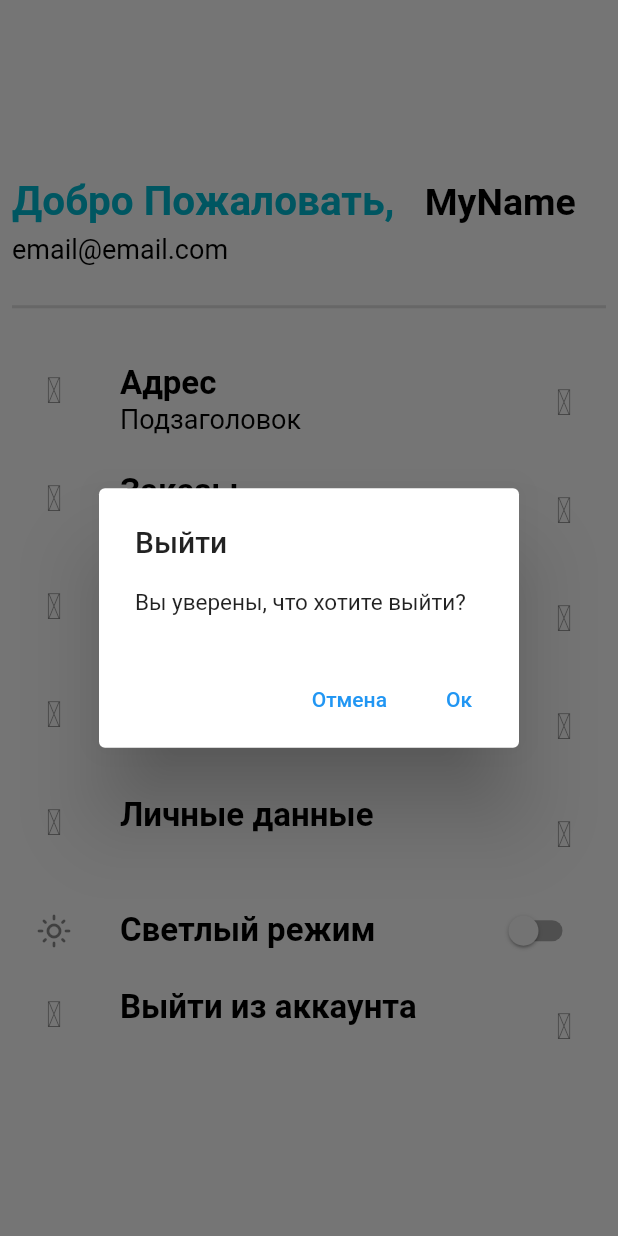
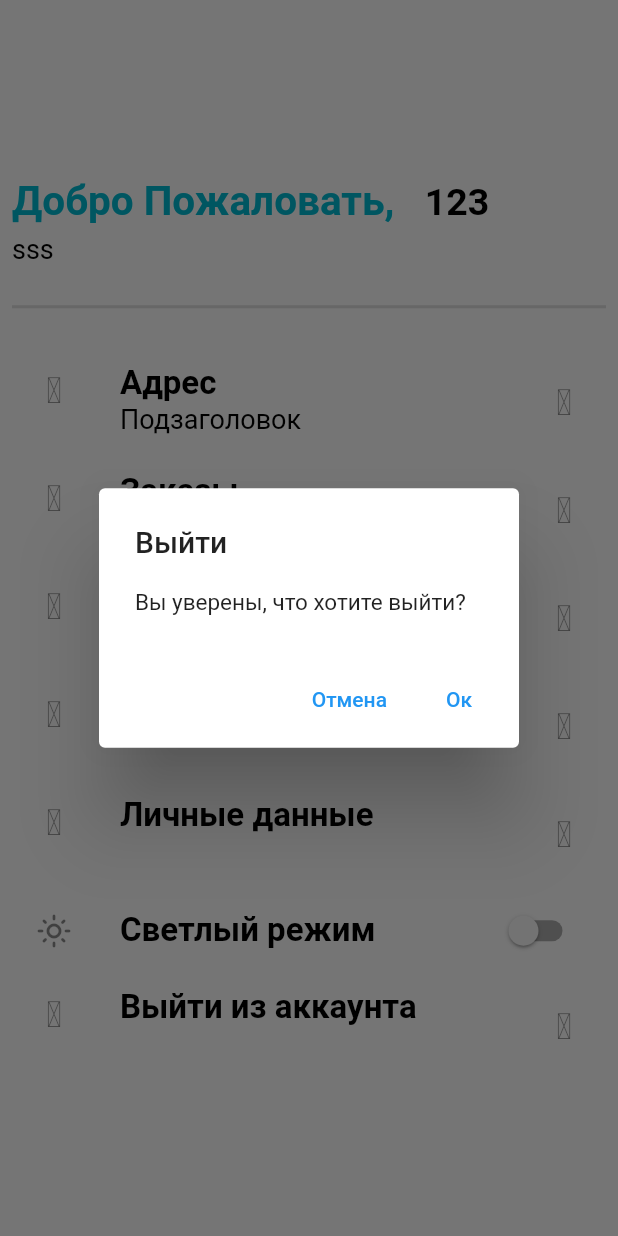
Before and after one commit to Plutonchi/shopping_centre, a Flutter app: the UserScreen screen opened directly, after a tap on "Выйти из аккаунта", on a phone screen of 412 x 824 dp. Run offline on Flutter 3.47's test engine with Material 2 defaults, Android fonts, the phone set to English and light mode, and no system bars; our stand-ins replace card_swiper, cloud_firestore, fancy_shimmer_image, firebase_auth, firebase_core, firebase_messaging and 6 more; accounts and stored records are empty; network calls fail.

```diff
--- /dev/null
+++ b/lib/controller/controllers.dart
@@ -0,0 +1,8 @@
+import 'appController.dart';
+import 'authController.dart';
+
+AppController appController = AppController.instance;
+UserController userController = UserController.instance;
+//  ProducsController producsController = ProducsController.instance;
+//  CartController cartController = CartController.instance;
+//  PaymentsController paymentsController = PaymentsController.instance;
--- a/lib/presentation/model/user_model.dart
+++ b/lib/presentation/model/user_model.dart
@@ -4,7 +4,7 @@ class UserModel {
   String ID = 'id';
   String NAME = "name";
   String EMAIL = "email";
-  String CART = 'cart';
+  // String CART = 'cart';
 
   //////
 
--- a/lib/presentation/page/categories.dart
+++ b/lib/presentation/page/screen/categories.dart
@@ -3,9 +3,9 @@ import 'package:provider/provider.dart';
 import 'package:shopping_centre/data/service/api_handler.dart';
 import 'package:shopping_centre/presentation/model/catigories.dart';
 
-import '../../utils/theme/utils.dart';
-import '../../utils/widgets/catigories_widget.dart';
-import '../../utils/widgets/text_widgets.dart';
+import '../../../utils/theme/utils.dart';
+import '../../../utils/widgets/catigories_widget.dart';
+import '../../../utils/widgets/text_widgets.dart';
 
 class CatigoriesScreen extends StatelessWidget {
   const CatigoriesScreen({super.key});
--- a/lib/presentation/page/user.dart
+++ b/lib/presentation/page/screen/user.dart
@@ -2,9 +2,9 @@ import 'package:flutter/gestures.dart';
 import 'package:flutter/material.dart';
 import 'package:iconly/iconly.dart';
 import 'package:provider/provider.dart';
-
-import '../../provider/dark_theme_provider.dart';
-import '../../utils/widgets/text_widgets.dart';
+import 'package:shopping_centre/controller/controllers.dart';
+import '../../../provider/dark_theme_provider.dart';
+import '../../../utils/widgets/text_widgets.dart';
 
 class UserScreen extends StatefulWidget {
   const UserScreen({super.key});
@@ -40,7 +40,7 @@ class _UserScreenState extends State<UserScreen> {
                     ),
                     children: <TextSpan>[
                       TextSpan(
-                        text: "MyName",
+                        text: "123",
                         style: TextStyle(
                           color: color,
                           fontSize: 25,
@@ -58,7 +58,7 @@ class _UserScreenState extends State<UserScreen> {
                   height: 5,
                 ),
                 TextWidgets(
-                  text: "email@email.com",
+                  text: "sss",
                   color: color,
                   size: 18,
                 ),
@@ -161,7 +161,9 @@ class _UserScreenState extends State<UserScreen> {
                 child: Text("Отмена"),
               ),
               TextButton(
-                onPressed: () {},
+                onPressed: () {
+                  userController.signOut();
+                },
                 child: Text("Ок"),
               ),
             ],
```
Also changed, not shown: lib/controller/appController.dart (added, +10 -0 lines), lib/controller/authController.dart (renamed from lib/services/register_firebase/auth.dart, +6 -7 lines), lib/main.dart (+4 -3 lines), lib/presentation/page/registration/login_page.dart (+13 -10 lines), lib/presentation/page/registration/signin_page.dart (+3 -12 lines), lib/presentation/page/screen/btn_bar.dart (renamed from lib/presentation/page/btn_bar.dart, +7 -5 lines), lib/presentation/page/screen/feeds_page.dart (renamed from lib/presentation/page/feeds_page.dart, +4 -4 lines), lib/presentation/page/screen/home_page.dart (renamed from lib/presentation/page/home_page.dart, +4 -6 lines), lib/presentation/page/screen/startedPage/onboarding_screen.dart (renamed from lib/presentation/page/screen/onboarding_screen.dart, +4 -5 lines), lib/presentation/page/screen/cart.dart (renamed from lib/presentation/page/cart.dart), lib/presentation/page/screen/startedPage/splash_screen.dart (added).
